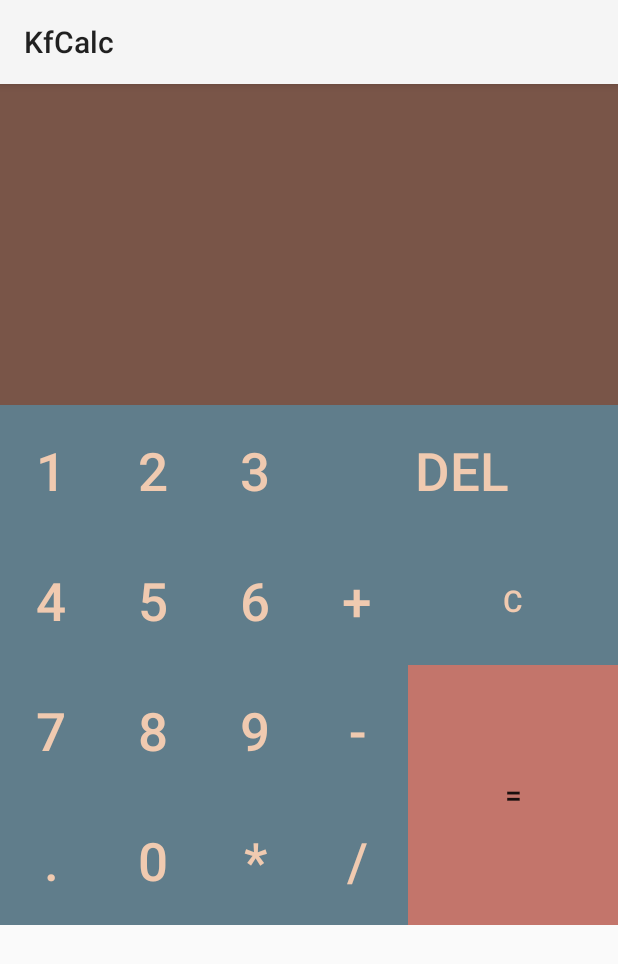
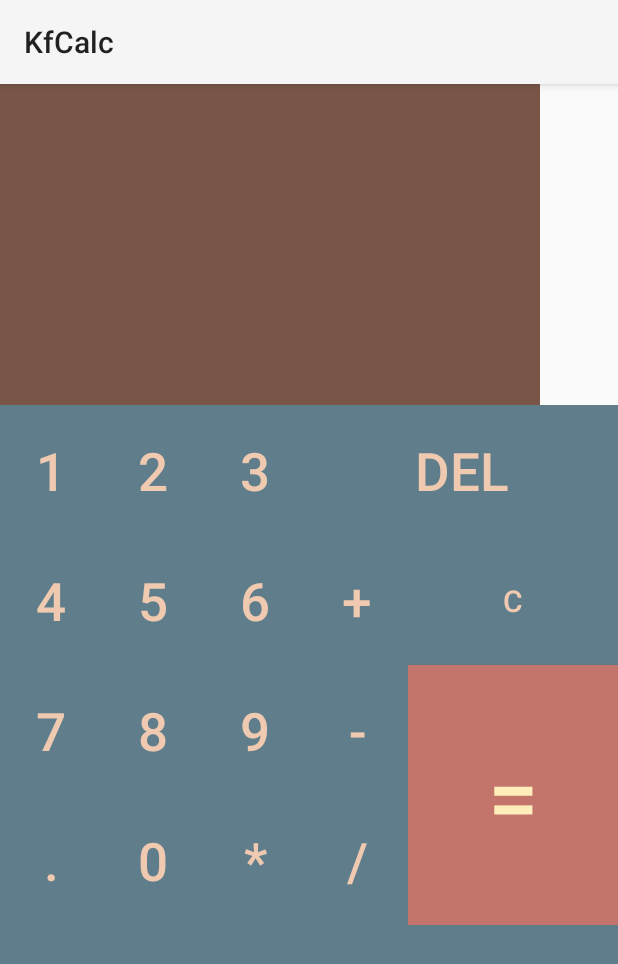
Before and after one commit to kfdykme/KfCalc, an Android app: the screen it shows after launch (MainActivity), after a tap on "DEL", on a phone screen of 412 x 824 dp. Shown: the top 964 px of the screen. Run offline under Robolectric (Android 15) with nearby library versions, the phone set to English and light mode, and no system bars.

Commit message:
修改了注释； 改了按钮按下的样式； 基本完成（V.2);

```diff
--- a/app/src/main/java/com/kfdykme/KfCalc/MainActivity.java
+++ b/app/src/main/java/com/kfdykme/KfCalc/MainActivity.java
@@ -1,19 +1,20 @@
 package com.kfdykme.KfCalc;
-
+//主要程序
 import android.app.*;
 import android.os.*;
 import android.widget.*;
 import android.view.View.*;
 import android.view.*;
-import java.util.*;
 
-// you can calclulate "1+6+-" or "1+7*/" but you can't "1+6+"
 
 public class MainActivity extends Activity implements OnClickListener
 {
+		 //初始化控件1
+		 //用于存储 显示输入的数字 符号的TextView
 		 private TextView calcTextView;
+		 //用于存储 显示整个表达式包括结果的Textview
 		 private TextView resTextView;
-
+		 //输入数字 符号和清除 清空的按钮
 		 private Button nB1;
 		 private Button nB2;
 		 private Button nB3;
@@ -32,20 +33,38 @@
 		 private Button cBEqual;
 		 private Button cBDel;
 		 private Button cBClear;
+
+		 //实现存放 显示计算结果的TextView可以竖直滑动的ScrollView
+		 private ScrollView resScrollView;
+		 //实现存放 显示计算结果的TextView可以水平滑动的HorizontalScrollView
+		 private HorizontalScrollView resHorezontalScrollView;
+
+		 //初始化变量
+		 //通过记录按钮id记录当前将进行加／减／乘／除法的int
 		 public int symbolId = 0;
+		 //存储算数符号在整个输入的文本中所处位置的int
+		 public int symbolLocation;
+
+		 //存储第一个加数／被减数／因数／被除数的String
 		 public String number1String = "";
+		 //存储第二个加数／减数／因数／除数的String
+		 public String number2String = "";
+
+		 //存储第一个加数／被减数／因数／被除数的double
 		 public double number1Double;
-	public String number2String = "";
+		 //存储第二个加数／减数／因数／除数的double
 		 public double number2Double;
-	public int symbolLocation;
-	public int sL;
+		 //存储计算结果的double
 		 public double resultDouble;
+
+
 		 @Override
 		 protected void onCreate(Bundle savedInstanceState)
 		 {
 					super.onCreate(savedInstanceState);
 					setContentView(R.layout.main);
-
+					//初始化控件2
+					//通过id找到控件
 					calcTextView = (TextView) findViewById((R.id.calcTextView));
 					resTextView = (TextView) findViewById((R.id.resTextView));
 
@@ -67,9 +86,10 @@
 					cBDiv = (Button) findViewById(R.id.calcButtonDivi);
 					cBDel = (Button) findViewById(R.id.calcButtonDel);
 					cBEqual = (Button) findViewById(R.id.calcButtonEqu);
+					resScrollView = (ScrollView) findViewById(R.id.resScrollView);
+					resHorezontalScrollView = (HorizontalScrollView) findViewById(R.id.resHorizontalScrollView);
 
-
-
+					//为按钮控件设置onClickListener
 					nB1.setOnClickListener(this);
 					nB2.setOnClickListener(this);
 					nB3.setOnClickListener(this);
@@ -94,16 +114,44 @@
 		 @Override
 		 public void onClick(View v)
 		 {
-		switch(((Button)v).getId()){
-
+					//switch通过获得按钮的id判断按下的是哪一个按钮，该执行什么程序
+					switch (((Button)v).getId())
+					{
+							 //选择输入的文本
 							 //input text to calctext by id
 							 case R.id.calcButtonAdd:
 							 case R.id.calcButtonMinus:
 							 case R.id.calcButtonMult:
 							 case R.id.calcButtonDivi:
+										//要输入算数符号，必须calcTextView当前文本长度不为零，不然无意义且容易出错
+										if (calcTextView.getText().length() != 0)
+										{
+												 //如果最新输入的是一个算数符号，在再次输入一个算术符号前应该减去这个已有的算术符号，避免出现多个算术符号
+												 if (calcTextView.getText().toString().substring(calcTextView.getText().length() - 1).equals("+")
+														 || calcTextView.getText().toString().substring(calcTextView.getText().length() - 1).equals("-")
+														 || calcTextView.getText().toString().substring(calcTextView.getText().length() - 1).equals("*")
+														 || calcTextView.getText().toString().substring(calcTextView.getText().length() - 1).equals("/"))
+												 {
+															calcTextView.setText(calcTextView.getText().toString().substring(0, calcTextView.getText().length() - 1));
+												 }
+												 //当calcTextView当前文本长度不为零，则已经输入了至少一个数字，这时如果最新输入的不是算数符号，则判断calcText当前文本中是否包含了“＋”“－”“＊”“／”,如果已经有加减乘除，就证明已经输入了完整的合法表达式，不再输入新的加减乘除符号了
+												 else if (calcTextView.getText().toString().contains("+")
+																	|| calcTextView.getText().toString().contains("-")
+																	|| calcTextView.getText().toString().contains("*")
+																	|| calcTextView.getText().toString().contains("/"))
+												 {
+															break;
+												 }
+										}
+										else
+										{
+												 break;
+										}
+										//在calcTextView当前文本长度不为零，且最后一位输入的不是算术符号同时当前文本不包括任何算术符号时，先根据按下按钮的id设置将要进行的加／减／乘／除／法，将按钮id存储在symbolId中用作判断
 										symbolId = ((Button)v).getId();
+										//将算术符号在当前文本中的位置存储在symbolLocation中
 										symbolLocation = calcTextView.getText().length() + 1;
-					sL = symbolLocation;
+							 //这几个case中没有break；继续执行下面的代码
 							 case R.id.numberButton0:
 							 case R.id.numberButton1:
 							 case R.id.numberButton2:
@@ -115,32 +163,43 @@
 							 case R.id.numberButton8:
 							 case R.id.numberButton9:
 							 case R.id.numberButtonPoint:
+										//根据按下的按钮将对应的文本加到calcTextView的文本中
 										calcTextView.setText(calcTextView.getText().toString() + ((Button)v).getText().toString());
-
 										break;
+							 //执行清空
 							 //do clear to ""
 							 case R.id.calcButtonClear:
 										calcTextView.setText("");
 										break;
+							 //减一格字符
 							 //do delete a char
 							 case R.id.calcButtonDel:
-				if (calcTextView.getText().length() != 0){
-						calcTextView.setText(calcTextView.getText().toString().substring(0,calcTextView.getText().length()-1));
+										if (calcTextView.getText().length() != 0)
+										{
+												 calcTextView.setText(calcTextView.getText().toString().substring(0, calcTextView.getText().length() - 1));
 										}
 										break;
+							 //按下等于号，执行doCalculate方法
 							 case R.id.calcButtonEqu:
-				if (!calcTextView.getText().equals("")){
-						if(calcTextView.getText().toString().contains("+")
+										//只有在calcTextView当前文本不为“”且包含加减乘除符号时按“="才有效，否则提示表达式错误
+										if (!calcTextView.getText().equals(""))
+										{
+												 if (calcTextView.getText().toString().contains("+")
 														 || calcTextView.getText().toString().contains("-")
 														 || calcTextView.getText().toString().contains("*")
-								|| calcTextView.getText().toString().contains("/") ){
+														 || calcTextView.getText().toString().contains("/"))
+												 {
 															doCalculate();
-						 }else{
-								 Toast.makeText(getApplicationContext(),"Please do currently!1",Toast.LENGTH_SHORT).show();
+												 }
+												 else
+												 {
+															Toast.makeText(getApplicationContext(), "请正确输入表达式\nPlease enter expression currently!1", Toast.LENGTH_SHORT).show();
 
 												 }
-				} else{
-						Toast.makeText(getApplicationContext(),"Please do currently!2",Toast.LENGTH_SHORT).show();
+										}
+										else
+										{
+												 Toast.makeText(getApplicationContext(), "请正确输入表达式\nPlease enter expression currently!1", Toast.LENGTH_SHORT).show();
 
 										}
 										break;
@@ -148,61 +207,99 @@
 
 		 }
 
-		public void doCalculate() {
-				//Toast.makeText(getApplicationContext(),"Docalculate" +"\n" + number1String + "\n" +number2String + "\n"  ,Toast.LENGTH_SHORT).show();
+		 public void doCalculate()
+		 {
+					/*用于当算术符号前无文本时给第一个数赋值零 此时无用 故注释
 					 if (calcTextView.getText().toString().substring(0,symbolLocation -1).isEmpty()) {
 					 number1String = "0";
-						//Toast.makeText(getApplicationContext(),"number1String = '' ",Toast.LENGTH_SHORT).show();
 					 } else {
 					 number1String = calcTextView.getText().toString().substring(0,symbolLocation -1);
 					 //Toast.makeText(getApplicationContext(),"number1String = " + number1String,Toast.LENGTH_SHORT).show();
 
+					 }*/
+					//给第一个数字所在文本赋值
+					number1String = calcTextView.getText().toString().substring(0, symbolLocation - 1);
+					//如果读入的第一个数字的文本包含加减乘除符号则不将其转化为double格式以免闪退
+					if (number1String.contains("+")
+							|| number1String.contains("-")
+							|| number1String.contains("*")
+							|| number1String.contains("/"))
+					{
+							 //测试用toast
+							 //Toast.makeText(getApplicationContext(),"+" +"\n" + number1String + "\n" +number2String + "\n"  ,Toast.LENGTH_SHORT).show();
 					}
-				if(number1String.contains("+")
-					 ||number1String.contains("-")
-					 ||number1String.contains("*")
-					 ||number1String.contains("/")){
-						//Toast.makeText(getApplicationContext(),"+" +"\n" + number1String + "\n" +number2String + "\n"  ,Toast.LENGTH_SHORT).show();
-				}else{
+					else
+					{
 							 number1Double = Double.parseDouble(number1String);
+							 //测试用toast
 							 //Toast.makeText(getApplicationContext(),"number1Double =",1).show();
 					}
-
-
+					//switch通过symbolId判断执行加／减／乘／除
+					switch (symbolId)
+					{
+							 case R.id.calcButtonAdd:
+										//测试用Toast
+										//	Toast.makeText(getApplicationContext(), "+",2).show();
+										//如果加号后面没有可以读入的文本，则给第二个数字的String赋值“0”
+										if (calcTextView.getText().toString().substring(calcTextView.getText().toString().indexOf("+") + 1, calcTextView.getText().length()).isEmpty())
+										{
+												 number2String = "0";
+										}
+										else
+										{
+												 number2String = calcTextView.getText().toString().substring(calcTextView.getText().toString().
+																																										 indexOf("+") + 1, calcTextView.getText().length());
+										}
+										//第二个数字的String中含有加减乘除号，则不将其转化为double以免闪退，此时无用故注释
 										/*
-				if(number1String.contains("+")
-					 ||number1String.contains("-")
-					 ||number1String.contains("*")
-					 ||number1String.contains("/")){
-						//Toast.makeText(getApplicationContext(),"+" +"\n" + number1String + "\n" +number2String + "\n"  ,Toast.LENGTH_SHORT).show();
-						}else{
-						number1Double = Double.parseDouble(number1String);
-						//Toast.makeText(getApplicationContext(),"number1Double =",1).show();
+										 if(!number2String.contains("+")
+										 &&!number2String.contains("-")
+										 &&!number2String.contains("*")
+										 &&!number2String.contains("/")){
+										 number2Double = Double.parseDouble(number2String);
+										 } else{
+										 return;
+										 }*/
+										//将第二个数字的string转化为double
+										number2Double = Double.parseDouble(number2String);											 //加法计算结果
+										resultDouble = number1Double + number2Double;
+										break;
+							 //减法计算，同上
+							 case R.id.calcButtonMinus:
+										//Toast.makeText(getApplicationContext(), "-",2).show();
+										if (calcTextView.getText().toString().substring(calcTextView.getText().toString().indexOf("-") + 1, calcTextView.getText().length()).isEmpty())
+										{
+												 number2String = "0";
 										}
-				*/
-				//number2String = calcTextView.getText().toString().substring(sL+1,calcTextView.getText().length());
-
-				/*if(number2String.contains("+")
-					 ||number2String.contains("-")
-					 ||number2String.contains("*")
-					 ||number2String.contains("/")){
-
-				}else{
-						//number2Double = Double.parseDouble(number2String);
-						Toast.makeText(getApplicationContext(), "\number2String =" +number2String,1).show();
-
+										else
+										{
+												 number2String = calcTextView.getText().toString().substring(calcTextView.getText().toString().
+																																										 indexOf("-") + 1, calcTextView.getText().length());
+										}
+										/*
+										 if(!number2String.contains("+")
+										 &&!number2String.contains("-")
+										 &&!number2String.contains("*")
+										 &&!number2String.contains("/")){
+										 number2Double = Double.parseDouble(number2String);
+										 } else{
+										 return;
 										 }*/
-
-
-				switch(symbolId){
-						case R.id.calcButtonAdd:
-							//	Toast.makeText(getApplicationContext(), "+",2).show();
-								if(calcTextView.getText().toString().substring(calcTextView.getText().toString().indexOf("+")+1,calcTextView.getText().length()).isEmpty()){
+										number2Double = Double.parseDouble(number2String);
+										resultDouble = number1Double - number2Double;
+										break;
+							 //乘法
+							 case R.id.calcButtonMult:
+										//	Toast.makeText(getApplicationContext(), "*",2).show();
+										if (calcTextView.getText().toString().substring(calcTextView.getText().toString().indexOf("*") + 1, calcTextView.getText().length()).isEmpty())
+										{
 												 number2String = "0";
-								}else{
-										number2String = calcTextView.getText().toString().substring(calcTextView.getText().toString().
-										indexOf("+")+1,calcTextView.getText().length());
 										}
+										else
+										{
+												 number2String = calcTextView.getText().toString().substring(calcTextView.getText().toString().indexOf("*") + 1, calcTextView.getText().length());
+										}
+										/*
 										 if(!number2String.contains("+")
 										 &&!number2String.contains("-")
 										 &&!number2String.contains("*")
@@ -211,17 +308,23 @@
 										 } else{
 										 return;
 										 }
-								resultDouble = number1Double + number2Double;
+										 */
+										number2Double = Double.parseDouble(number2String);
+										resultDouble = number1Double * number2Double;
 										break;
-						case R.id.calcButtonMinus:
-							//Toast.makeText(getApplicationContext(), "-",2).show();
-								if(calcTextView.getText().toString().substring(calcTextView.getText().toString().indexOf("-")+1,calcTextView.getText().length()).isEmpty()){
+							 //除法
+							 case R.id.calcButtonDivi:
+										//	Toast.makeText(getApplicationContext(), "/",2).show();
+										if (calcTextView.getText().toString().substring(calcTextView.getText().toString().indexOf("/") + 1, calcTextView.getText().length()).isEmpty())
+										{
 												 number2String = "0";
-								}else{
+										}
+										else
+										{
 												 number2String = calcTextView.getText().toString().substring(calcTextView.getText().toString().
-								indexOf("-")+1,calcTextView.getText().length());
+																																										 indexOf("/") + 1, calcTextView.getText().length());
 										}
-								if(!number2String.contains("+")
+										/*				if(!number2String.contains("+")
 										 &&!number2String.contains("-")
 										 &&!number2String.contains("*")
 										 &&!number2String.contains("/")){
@@ -229,51 +332,24 @@
 										 } else{
 										 return;
 										 }
-							resultDouble = number1Double - number2Double;
-							break;
-						case R.id.calcButtonMult:
-						//	Toast.makeText(getApplicationContext(), "*",2).show();
-								if(calcTextView.getText().toString().substring(calcTextView.getText().toString().indexOf("*")+1,calcTextView.getText().length()).isEmpty()){
-										number2String = "0";
-								}else{
-										number2String = calcTextView.getText().toString().substring(calcTextView.getText().toString().indexOf("*")+1,calcTextView.getText().length());
-								}
-								if(!number2String.contains("+")
-									 &&!number2String.contains("-")
-									 &&!number2String.contains("*")
-									 &&!number2String.contains("/")){
+										 */
 										number2Double = Double.parseDouble(number2String);
-								} else{
-										return;
-								}
-								resultDouble = number1Double * number2Double;
-								break;
-						case R.id.calcButtonDivi:
-							//	Toast.makeText(getApplicationContext(), "/",2).show();
-								if(calcTextView.getText().toString().substring(calcTextView.getText().toString().indexOf("/")+1,calcTextView.getText().length()).isEmpty()){
-										number2String = "0";
-								}else{
-										number2String = calcTextView.getText().toString().substring(calcTextView.getText().toString().
-								indexOf("/")+1,calcTextView.getText().length());
-								}
-								if(!number2String.contains("+")
-									 &&!number2String.contains("-")
-									 &&!number2String.contains("*")
-									 &&!number2String.contains("/")){
-										number2Double = Double.parseDouble(number2String);
-								} else{
-									return;
-								}
 										resultDouble = number1Double / number2Double;
 										break;
 					}
-
+					//测试用Toast
 					//Toast.makeText(getApplicationContext(),"resultDouble=" + Double.toString(resultDouble) + "\number2String =" +number2String,1).show();
 
+					//将计算结果加到resTextView中
 					resTextView.setText(resTextView.getText().toString()
-				+ "\n" + calcTextView.getText().toString() +"="+ Double.toString(resultDouble));
+															+ "\n" + calcTextView.getText().toString() + "=" + Double.toString(resultDouble));
+					//将resScrollView滑动到最下端
+					resScrollView.scrollTo(0, resScrollView.getHeight() + 1);
+					//将resHorizontalScrollView滑动到最右端
+					resHorezontalScrollView.scrollTo((calcTextView.getText().toString() + "=" + Double.toString(resultDouble)).length(), 0);
+					//重置，将calcTextView中文本清为“”，同时将symbolId设为0
 					calcTextView.setText("");
-
+					symbolId = 0;
 		 }
 
 
--- /dev/null
+++ b/app/src/main/res/drawable/button_selector.xml
@@ -0,0 +1,15 @@
+<?xml version="1.0" encoding="utf-8"?>
+<selector xmlns:android="http://schemas.android.com/apk/res/android">
+		<item android:state_pressed="false">
+				<shape xmlns:android="http://schemas.android.com/apk/res/android">
+						<solid android:background="#607d8b"/>
+				</shape>
+		</item>
+
+    <!--按下状态的设置-->
+    <item android:state_pressed="true">
+        <shape xmlns:android="http://schemas.android.com/apk/res/android">
+            <solid android:color="#f0cab0" />
+        </shape>
+    </item>
+</selector>
--- /dev/null
+++ b/app/src/main/res/drawable/equ_button_selector.xml
@@ -0,0 +1,15 @@
+<?xml version="1.0" encoding="utf-8"?>
+<selector xmlns:android="http://schemas.android.com/apk/res/android">
+		<item android:state_pressed="false">
+				<shape xmlns:android="http://schemas.android.com/apk/res/android">
+						<solid android:color="#c3756b"/>
+				</shape>
+		</item>
+
+    <!--按下状态的设置-->
+    <item android:state_pressed="true">
+        <shape xmlns:android="http://schemas.android.com/apk/res/android">
+            <solid android:color="#ffeebb" />
+        </shape>
+    </item>
+</selector>
--- a/app/src/main/res/layout/main.xml
+++ b/app/src/main/res/layout/main.xml
@@ -1,10 +1,6 @@
 <?xml version="1.0" encoding="utf-8"?>
-<ScrollView
+<LinearLayout
 	xmlns:android="http://schemas.android.com/apk/res/android"
-	android:layout_height="match_parent"
-	android:layout_width="match_parent">
-
-	<LinearLayout
 	android:layout_width="match_parent"
 	android:layout_height="match_parent"
 	android:gravity="top"
@@ -12,16 +8,22 @@
 	style="@style/AppTheme">
 
 	<LinearLayout
-			android:layout_width="match_parent"
+		android:layout_width="360dp"
 		android:background="#795548"
 		android:orientation="horizontal"
 		android:layout_height="213.92dp">
 
 		<ScrollView
 			android:layout_height="match_parent"
-				android:layout_width="150dp"
-				android:layout_marginTop="10dp"
-				android:layout_marginBottom="10dp">
+			android:layout_width="137.52dp"
+			android:layout_marginBottom="20dp"
+			android:id="@+id/resScrollView"
+			android:layout_marginLeft="3dp">
+
+			<HorizontalScrollView
+				android:layout_height="match_parent"
+				android:layout_width="match_parent"
+				android:id="@+id/resHorizontalScrollView">
 
 				<TextView
 					android:id="@+id/resTextView"
@@ -29,6 +31,8 @@
 					android:textAppearance="?android:attr/textAppearanceSmall"
 					android:layout_width="match_parent"
 					android:textColor="#D5D4D3"/>
+
+			</HorizontalScrollView>
 
 		</ScrollView>
 
@@ -39,9 +43,9 @@
 			android:layout_width="match_parent"
 			android:textColor="#FC8C4B"
 			android:gravity="top|left"
-				android:layout_marginBottom="30dp"
 			android:textSize="27sp"
-				android:layout_marginTop="30dp"/>
+			android:layout_marginTop="60dp"
+			android:layout_marginLeft="3dp"/>
 
 	</LinearLayout>
 
@@ -195,12 +199,13 @@
 						style="@style/numberButton"/>
 
 					<Button
-							android:background="#C3756B"
+						android:background="@drawable/equ_button_selector"
 						android:id="@+id/calcButtonEqu"
 						android:layout_height="173.04dp"
 						android:layout_width="match_parent"
 						android:text="="
-							android:textSize="20sp"/>
+						android:textColor="#ffeebb"
+						android:textSize="60sp"/>
 
 				</LinearLayout>
 
@@ -211,5 +216,3 @@
 	</LinearLayout>
 
 </LinearLayout>
-
-</ScrollView>
--- a/app/src/main/res/values/styles.xml
+++ b/app/src/main/res/values/styles.xml
@@ -7,8 +7,9 @@
 		<item name="android:textSize">35sp</item>
 		<item name="android:layout_width"> 68dp</item>
 		<item name="android:layout_height">86.52dp</item>
-		<item name="android:background">#607d8b</item>
+		<item name="android:background">@drawable/button_selector</item>
 		<item name="android:paddingTop">1dp</item>
 		<item name="android:textColor">#f0cab0</item>
 		</style>
+
 </resources>
```
Also changed, not shown: app/src/main/res/values-v21/styles.xml (line endings or trailing spaces). Lines whose indentation alone changed are shown as unchanged.
